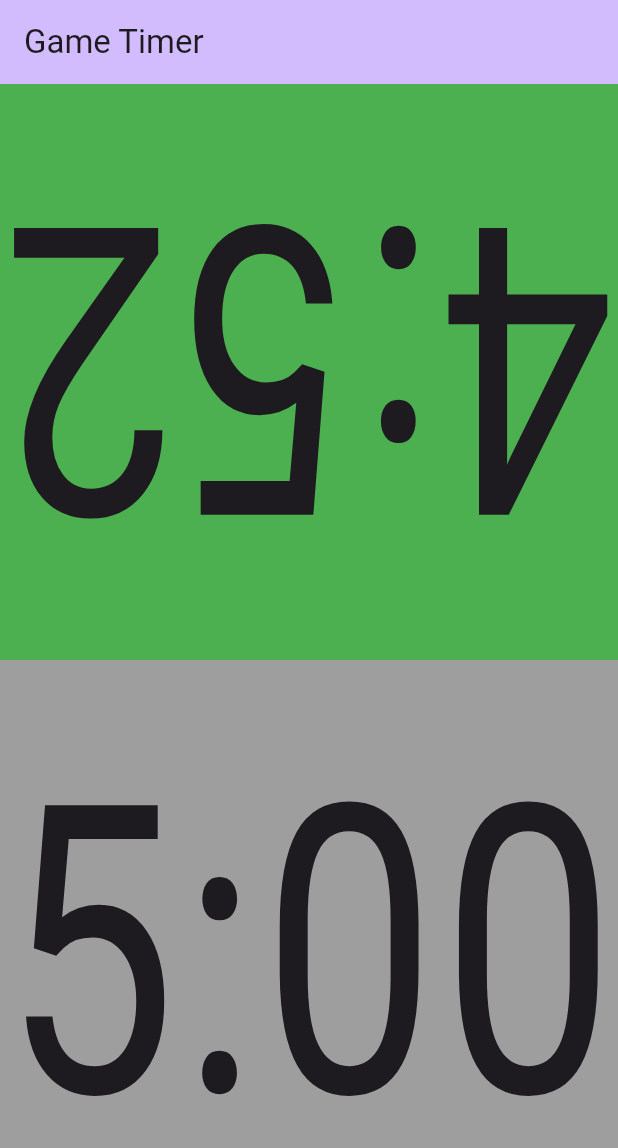
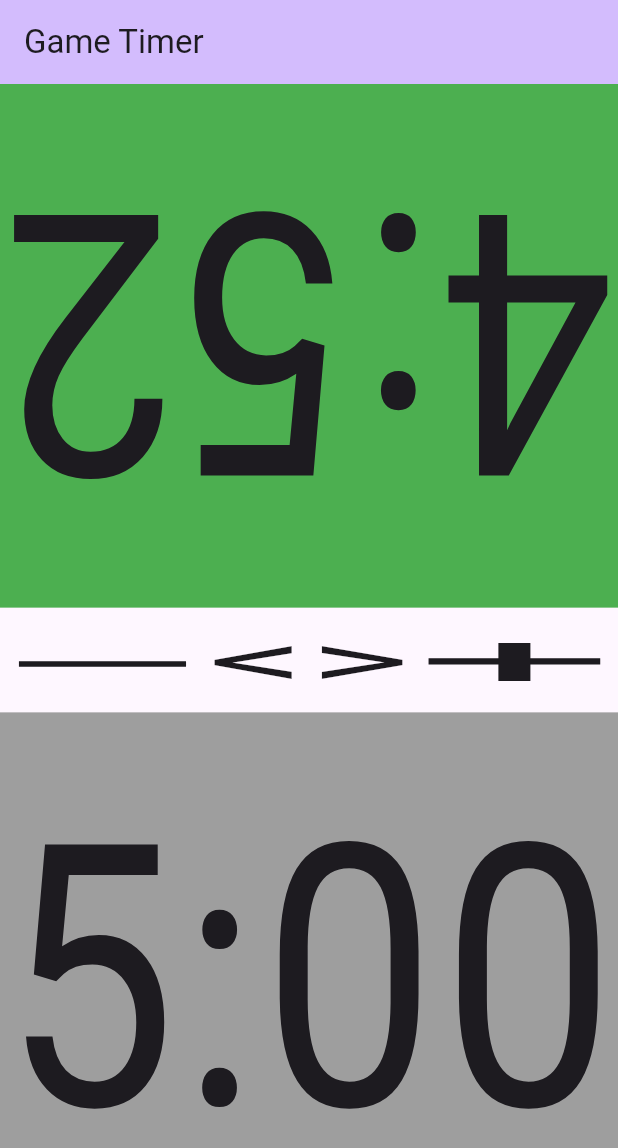
Before and after one commit to gabema/game-timer, a Flutter app: the screen it shows after launch, on a phone screen of 412 x 824 dp. Shown: the top 1148 px of the screen. Run offline on Flutter 3.47's test engine with Material 2 defaults, Android fonts, the phone set to English and light mode, and no system bars.

Commit message:
WIP buttons kinda work

```diff
--- a/lib/main.dart
+++ b/lib/main.dart
@@ -91,6 +91,23 @@ class _MyHomePageState extends State<MyHomePage>
     }
   }
 
+  void _subTime() {
+    _game.addDuration(const Duration(minutes: -1));
+  }
+
+  void _addTime() {
+    _game.addDuration(const Duration(minutes: 1));
+  }
+
+  void _pauseResumeTime() {
+    if (_ticker.isActive) {
+      _ticker.stop();
+    } else {
+      _ticker.start();
+    }
+    _game.pause();
+  }
+
   @override
   Widget build(BuildContext context) {
     // This method is rerun every time setState is called, for instance as done
@@ -121,6 +138,7 @@ class _MyHomePageState extends State<MyHomePage>
               children: <Widget>[
                 Flexible(
                   fit: FlexFit.tight,
+                  flex: 5,
                   child: Transform.rotate(
                     angle: -math.pi,
                     child: PlayerWidget(
@@ -130,6 +148,25 @@ class _MyHomePageState extends State<MyHomePage>
                   ),
                 ),
                 Flexible(
+                  child: Row(
+                    children: [
+                      Flexible(
+                        fit: FlexFit.tight,
+                        child: SimpleButton(key: const Key('subTime'), onTap: _subTime, text: "-")
+                      ),
+                      Flexible(
+                        fit: FlexFit.tight,
+                        child: SimpleButton(key: const Key('pauseResumeTime'), onTap: _pauseResumeTime, text: "<>"),
+                      ),
+                      Flexible(
+                        fit: FlexFit.tight,
+                        child: SimpleButton(key: const Key('addTime'), onTap: _addTime, text: "+"),
+                      ),
+                    ],
+                  ),
+                ),
+                Flexible(
+                    flex: 5,
                     fit: FlexFit.tight,
                     child: PlayerWidget(
                         key: Key(_game[1].name),
--- a/lib/playerwidget.dart
+++ b/lib/playerwidget.dart
@@ -3,6 +3,24 @@
 import 'package:flutter/material.dart';
 
 import 'timer.dart';
+
+class SimpleButton extends StatelessWidget {
+  const SimpleButton({required super.key, required this.onTap, required this.text});
+  final void Function() onTap;
+  final String text;
+
+  @override
+  Widget build(BuildContext context) {
+    return GestureDetector(
+      key: key,
+      onTap: () => onTap(),
+      child: FittedBox(
+          fit: BoxFit.fill,
+          child: Text(text),
+      ),
+    );
+  }
+}
 
 class PlayerWidget extends StatelessWidget {
   const PlayerWidget({required super.key, required this.player, required this.onTap});
@@ -21,7 +39,6 @@ class PlayerWidget extends StatelessWidget {
             color: player.isActive ? Colors.green : Colors.grey,
             child: Text(
               player.displayTime(),
-              //textAlign: TextAlign.center,
             )
           )
       )
```
Also changed, not shown: lib/timer.dart (+29 -1 lines).
